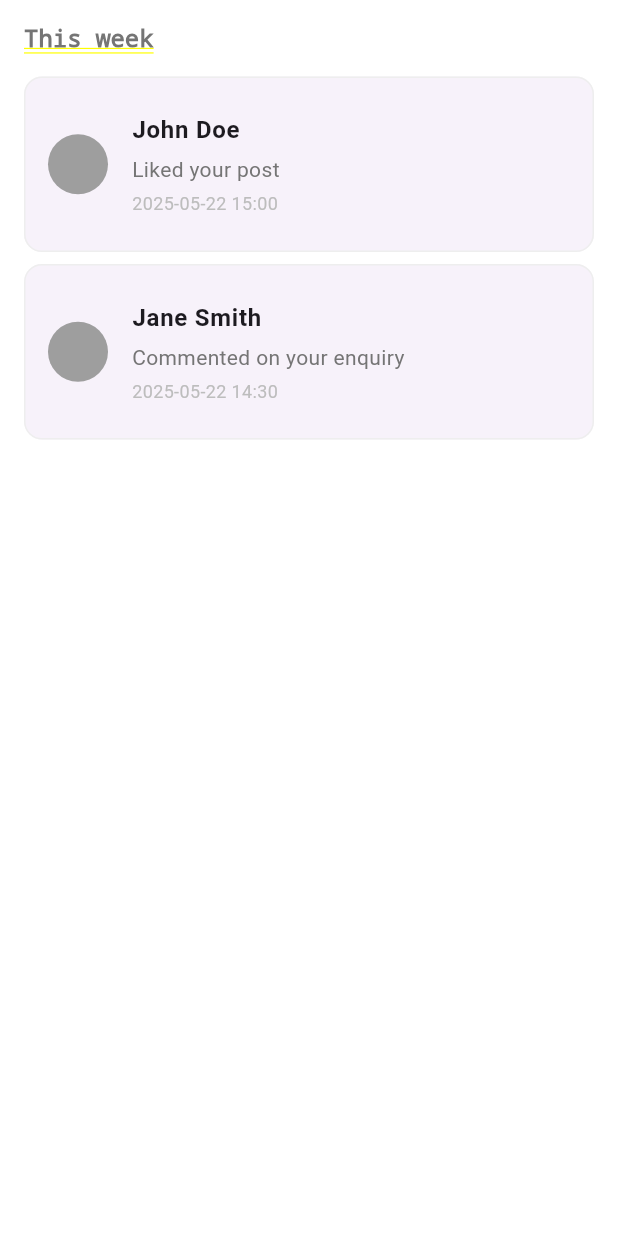
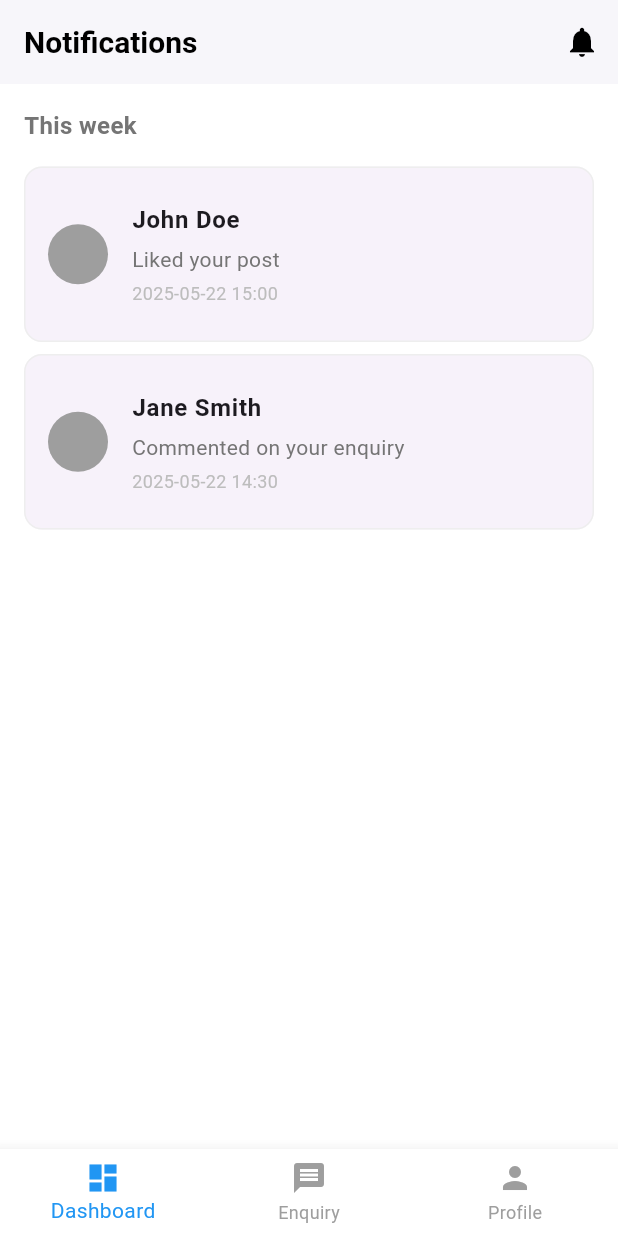
Before and after one commit to F9info/steelbudy-new, a Flutter app: the NotificationScreen screen opened by its route, on a phone screen of 412 x 824 dp. Run offline on Flutter 3.47's test engine with Material 3 defaults, Android fonts, the phone set to English and light mode, and no system bars; our stand-ins replace flutter_riverpod, flutter_svg, image_picker, shared_preferences; accounts and stored records are empty; project files that could hold a hidden picture were left out.

Commit message:
layout issues fixed

```diff
--- a/lib/features/screens/notifications.dart
+++ b/lib/features/screens/notifications.dart
@@ -1,14 +1,17 @@
 import 'package:flutter/material.dart';
+import 'package:flutter_riverpod/flutter_riverpod.dart';
+import 'package:steel_budy/features/dashboard/widgets/mainappbar.dart';
+import 'package:steel_budy/features/dashboard/widgets/mainbottombar.dart';
+import 'package:steel_budy/providers/dashboard_providers.dart';
 
-
-class NotificationScreen extends StatefulWidget {
+class NotificationScreen extends ConsumerStatefulWidget {
   const NotificationScreen({super.key});
 
   @override
-  State<NotificationScreen> createState() => _NotificationScreenState();
+  ConsumerState<NotificationScreen> createState() => _NotificationScreenState();
 }
 
-class _NotificationScreenState extends State<NotificationScreen> {
+class _NotificationScreenState extends ConsumerState<NotificationScreen> {
   List<dynamic> notifications = [];
   bool isLoading = true;
 
@@ -48,8 +51,34 @@ class _NotificationScreenState extends State<NotificationScreen> {
     }
   }
 
+  PreferredSizeWidget _getAppBar() {
+    return MainAppBar(
+      title: 'Notifications',
+      onNotificationTap: () {
+        // No action needed since we're already on NotificationScreen
+      },
+    );
+  }
+
   @override
   Widget build(BuildContext context) {
+    final selectedIndex = ref.watch(selectedIndexProvider);
+
+    return Scaffold(
+      backgroundColor: Colors.white,
+      appBar: _getAppBar(),
+      body: _buildNotificationCard(), // Always show notification content
+      bottomNavigationBar: MainBottomBar(
+        currentIndex: selectedIndex,
+        onTap: (index) {
+          ref.read(selectedIndexProvider.notifier).state = index;
+          Navigator.pop(context); // Navigate back to DashboardScreen
+        },
+      ),
+    );
+  }
+
+  Column _buildNotificationCard() {
     return Column(
       crossAxisAlignment: CrossAxisAlignment.start,
       children: [
```
